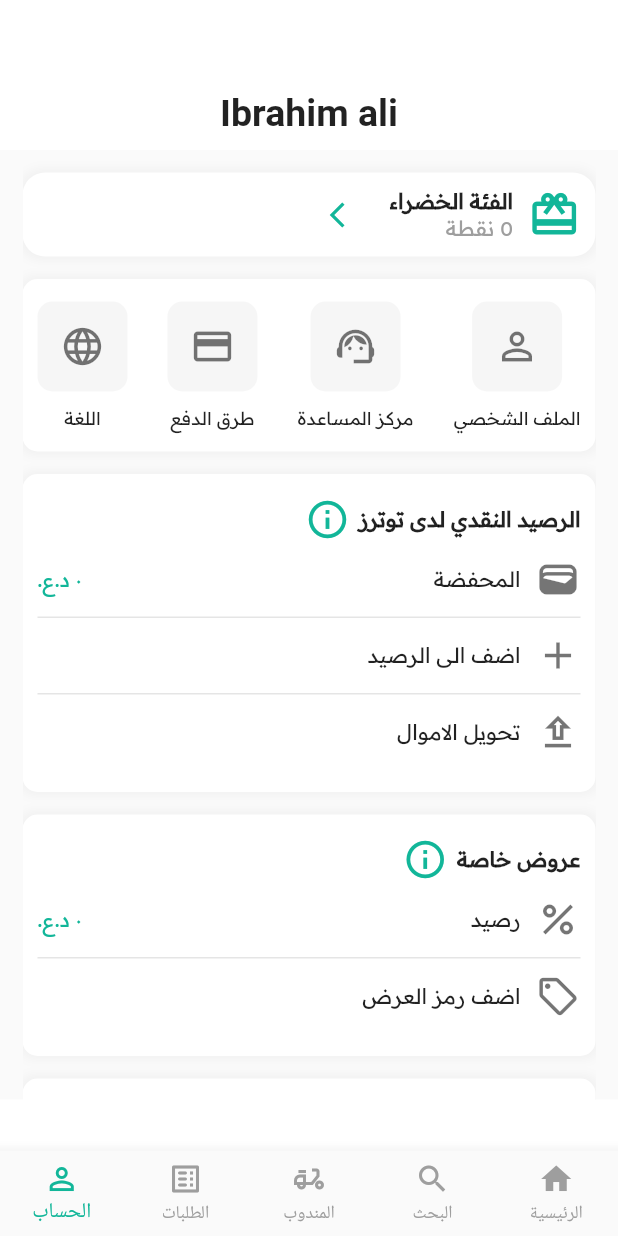
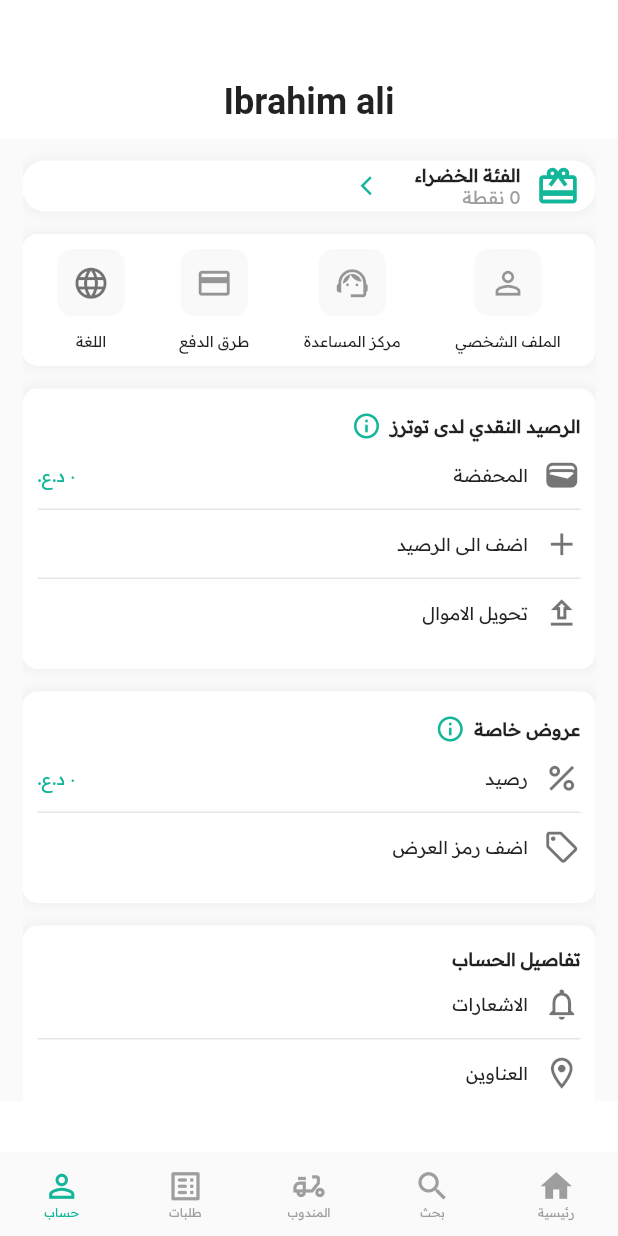
Before and after one commit to vipiq/toters, a Flutter app: the screen it shows after launch, item 5 of the bottom bar chosen, on a phone screen of 412 x 824 dp. Run offline on Flutter 3.47's test engine with Material 2 defaults, Android fonts, the phone set to English and light mode, and no system bars; our stand-ins replace card_swiper; network calls fail.

Commit message:
fix sized

```diff
--- a/lib/home/view.dart
+++ b/lib/home/view.dart
@@ -450,6 +450,7 @@ class _homeState extends State<home> {
                       ],
                     ),
                   ),
+                  SizedBox(width: 8,),
                   Container(
                     padding: EdgeInsets.symmetric(vertical: 5, horizontal: 8),
                     decoration: BoxDecoration(
@@ -464,7 +465,7 @@ class _homeState extends State<home> {
                       ],
                     ),
                   ),
-                  SizedBox(width: 15,),
+                  SizedBox(width: 8,),
                   Container(
                     padding: EdgeInsets.symmetric(horizontal: 10),
                     decoration: BoxDecoration(
@@ -475,7 +476,7 @@ class _homeState extends State<home> {
                       children: [
                         Text("4.9", style: TextStyle(fontWeight: FontWeight.bold, fontFamily: 'readex', fontSize: 10),),
                         SizedBox(width: 5,),
-                        Icon(Icons.star, color: Color(mainColor),)
+                        Icon(Icons.star, color: Color(mainColor), size: 18,)
                       ],
                     ),
                   )
--- a/lib/main.dart
+++ b/lib/main.dart
@@ -1,6 +1,5 @@
 import 'package:flutter/material.dart';
 import 'package:tutrs/navigation/view.dart';
-import 'package:tutrs/splashScreen/view.dart';
 
 void main() {
   runApp(MaterialApp(home: bottombar()));
--- a/lib/navigation/view.dart
+++ b/lib/navigation/view.dart
@@ -32,6 +32,7 @@ class _bottombarState extends State<bottombar> {
       body: pages[currentPage],
       bottomNavigationBar: Directionality(textDirection: TextDirection.rtl,
         child: BottomNavigationBar(
+          elevation: 0,
           onTap: onTap,
           currentIndex: currentPage,
           type: BottomNavigationBarType.fixed,
@@ -39,14 +40,14 @@ class _bottombarState extends State<bottombar> {
           unselectedItemColor: Colors.grey,
           showSelectedLabels: true,
           showUnselectedLabels: true,
-          mouseCursor: MouseCursor.defer,
-          enableFeedback: false,
+          selectedLabelStyle: TextStyle(fontFamily: 'readex', fontSize: 8),
+          unselectedLabelStyle: TextStyle(fontFamily: 'readex', fontSize: 8),
           items: [
-            BottomNavigationBarItem(icon: Icon(Icons.home), label: "الرئيسية"),
-            BottomNavigationBarItem(icon: Icon(Icons.search), label: "البحث"),
-            BottomNavigationBarItem(icon: Icon(Icons.moped_outlined), label: "المندوب"),
-            BottomNavigationBarItem(icon: Icon(Icons.list_alt_rounded), label: "الطلبات"),
-            BottomNavigationBarItem(icon: Icon(Icons.person_outline), label: "الحساب"),
+            BottomNavigationBarItem(icon: Icon(Icons.home, size: 25,), label: "رئيسية"),
+            BottomNavigationBarItem(icon: Icon(Icons.search, size: 25,), label: "بحث"),
+            BottomNavigationBarItem(icon: Icon(Icons.moped_outlined, size: 25,), label: "المندوب"),
+            BottomNavigationBarItem(icon: Icon(Icons.list_alt_rounded, size: 25,), label: "طلبات"),
+            BottomNavigationBarItem(icon: Icon(Icons.person_outline, size: 25,), label: "حساب"),
 
           ],
         ),
--- a/lib/orders/view.dart
+++ b/lib/orders/view.dart
@@ -47,7 +47,7 @@ class _ordersState extends State<orders> {
                           color: Colors.white
                       ),
                       child: Padding(padding: EdgeInsets.only(bottom: 5),
-                        child: Text("طلبات سابقة",style: TextStyle(fontWeight: FontWeight.bold, fontFamily: 'readex', color: isOldOrder ? Colors.black : Colors.grey),),
+                        child: Text("طلبات سابقة",style: TextStyle(fontFamily: 'readex', color: isOldOrder ? Colors.black : Colors.grey),),
                       ),
                     ),
                   ),
@@ -62,7 +62,7 @@ class _ordersState extends State<orders> {
                         border: isOldOrder ? Border(bottom: BorderSide.none) : Border(bottom: BorderSide(width: 1, color: Color(mainColor))),
                       ),
                       child: Padding(padding: EdgeInsets.only(bottom: 5),
-                        child: Text("الطلبات القادمة",style: TextStyle(fontWeight: FontWeight.bold, fontFamily: 'readex', color: isOldOrder ? Colors.grey : Colors.black),),
+                        child: Text("الطلبات القادمة",style: TextStyle(fontFamily: 'readex', color: isOldOrder ? Colors.grey : Colors.black),),
                       ),
                     ),
                   ),
@@ -71,7 +71,7 @@ class _ordersState extends State<orders> {
             ),
 
             Container(
-              height: MediaQuery.of(context).size.height-191,
+              height: MediaQuery.of(context).size.height-190,
               child: Column(
                 mainAxisAlignment: MainAxisAlignment.center,
                 children: [
--- a/lib/profile/view.dart
+++ b/lib/profile/view.dart
@@ -24,23 +24,23 @@ class _profileState extends State<profile> {
 
           children: [
             Container(
-              height: 100,
+              height: 92,
               padding: EdgeInsets.only(bottom: 10),
               width: MediaQuery.of(context).size.width,
               alignment: Alignment.bottomCenter,
-              child:Text("Ibrahim ali", style: TextStyle(fontSize: 25, fontWeight: FontWeight.bold),),
+              child:Text("Ibrahim ali", style: TextStyle(fontSize: 24, fontWeight: FontWeight.bold),),
             ),
 
             Container(
-              height: MediaQuery.of(context).size.height-191,
+              height: MediaQuery.of(context).size.height-182,
               color: Colors.grey.withOpacity(0.05),
               padding: EdgeInsets.symmetric(horizontal: 15),
               child: ListView(
                 padding: EdgeInsets.zero,
                 children: [
                   Container(
-                    width: 200,
-                    padding: EdgeInsets.all(10),
+                    width: MediaQuery.of(context).size.width-300,
+                    padding: EdgeInsets.symmetric(horizontal: 10, vertical: 2),
                     margin: EdgeInsets.symmetric(vertical: 15),
                     decoration: BoxDecoration(
                         color: Colors.white,
@@ -53,22 +53,22 @@ class _profileState extends State<profile> {
                     ),
                     child: Row(
                       children: [
-                        Icon(Icons.card_giftcard_outlined, color: Color(mainColor), size: 35,),
+                        Icon(Icons.card_giftcard_outlined, color: Color(mainColor), size: 30,),
                         Padding(padding: EdgeInsets.only(right: 10, left: 25),
                           child: Column(
                             crossAxisAlignment: CrossAxisAlignment.start,
                             children: [
-                              Text("الفئة الخضراء", style: TextStyle(fontWeight: FontWeight.bold, fontFamily: 'readex'),),
-                              Text("0 نقطة", style: TextStyle(color: Colors.grey, fontFamily: 'readex'),),
+                              Text("الفئة الخضراء", style: TextStyle(fontWeight: FontWeight.bold, fontFamily: 'readex', fontSize: 12),),
+                              Text("0 نقطة", style: TextStyle(color: Colors.grey, fontFamily: 'readex', fontSize: 12),),
                             ],
                           ),
                         ),
-                        Icon(Icons.arrow_forward_ios, color: Color(mainColor), size: 20,)
+                        Icon(Icons.arrow_forward_ios, color: Color(mainColor), size: 15,)
                       ],
                     ),
                   ),
                   Container(
-                    padding: EdgeInsets.symmetric(vertical: 15, horizontal: 10),
+                    padding: EdgeInsets.symmetric(vertical: 10, horizontal: 5),
                     margin: EdgeInsets.only(bottom: 15),
                     decoration: BoxDecoration(
                         color: Colors.white,
@@ -80,62 +80,62 @@ class _profileState extends State<profile> {
                         )]
                     ),
                     child: Row(
-                      mainAxisAlignment: MainAxisAlignment.spaceBetween,
+                      mainAxisAlignment: MainAxisAlignment.spaceAround,
                       children: [
                         Column(
                           children: [
                             Container(
-                              padding: EdgeInsets.all(15),
+                              padding: EdgeInsets.all(10),
                               margin: EdgeInsets.only(bottom: 10),
                               decoration: BoxDecoration(
-                                  color: Colors.grey.withOpacity(0.09),
+                                  color: Colors.grey.withOpacity(0.06),
                                   borderRadius: BorderRadius.circular(10)
                               ),
-                              child: Icon(Icons.person_outline, size: 30, color: Colors.black54,),
+                              child: Icon(Icons.person_outline, size: 25, color: Colors.black.withOpacity(0.4),),
                             ),
-                            Text("الملف الشخصي", style: TextStyle(fontFamily: 'readex', fontSize: 12),)
+                            Text("الملف الشخصي", style: TextStyle(fontFamily: 'readex', fontSize: 10),)
                           ],
                         ),
                         Column(
                           children: [
                             Container(
-                              padding: EdgeInsets.all(15),
+                              padding: EdgeInsets.all(10),
                               margin: EdgeInsets.only(bottom: 10),
                               decoration: BoxDecoration(
-                                  color: Colors.grey.withOpacity(0.09),
+                                  color: Colors.grey.withOpacity(0.06),
                                   borderRadius: BorderRadius.circular(10)
                               ),
-                              child: Icon(Icons.support_agent_outlined, size: 30, color: Colors.black54,),
+                              child: Icon(Icons.support_agent_outlined, size: 25, color: Colors.black.withOpacity(0.4),),
                             ),
-                            Text("مركز المساعدة", style: TextStyle(fontFamily: 'readex', fontSize: 12),)
+                            Text("مركز المساعدة", style: TextStyle(fontFamily: 'readex', fontSize: 10),)
                           ],
                         ),
                         Column(
                           children: [
                             Container(
-                              padding: EdgeInsets.all(15),
+                              padding: EdgeInsets.all(10),
                               margin: EdgeInsets.only(bottom: 10),
                               decoration: BoxDecoration(
-                                  color: Colors.grey.withOpacity(0.09),
+                                  color: Colors.grey.withOpacity(0.06),
                                   borderRadius: BorderRadius.circular(10)
                               ),
-                              child: Icon(Icons.payment_outlined, size: 30, color: Colors.black54,),
+                              child: Icon(Icons.payment_outlined, size: 25, color: Colors.black.withOpacity(0.4),),
                             ),
-                            Text("طرق الدفع", style: TextStyle(fontFamily: 'readex', fontSize: 12),)
+                            Text("طرق الدفع", style: TextStyle(fontFamily: 'readex', fontSize: 10),)
                           ],
                         ),
                         Column(
                           children: [
                             Container(
-                              padding: EdgeInsets.all(15),
+                              padding: EdgeInsets.all(10),
                               margin: EdgeInsets.only(bottom: 10),
                               decoration: BoxDecoration(
-                                  color: Colors.grey.withOpacity(0.09),
+                                  color: Colors.grey.withOpacity(0.06),
                                   borderRadius: BorderRadius.circular(10)
                               ),
-                              child: Icon(Icons.language, size: 30, color: Colors.black54,),
+                              child: Icon(Icons.language, size: 25, color: Colors.black54,),
                             ),
-                            Text("اللغة", style: TextStyle(fontFamily: 'readex', fontSize: 12),)
+                            Text("اللغة", style: TextStyle(fontFamily: 'readex', fontSize: 10),)
                           ],
                         ),
                       ],
@@ -157,9 +157,9 @@ class _profileState extends State<profile> {
                       children: [
                         Row(
                           children: [
-                            Text("الرصيد النقدي لدى توترز", style: TextStyle(fontFamily: 'readex', fontWeight: FontWeight.bold),),
+                            Text("الرصيد النقدي لدى توترز", style: TextStyle(fontFamily: 'readex', fontWeight: FontWeight.bold, fontSize: 12),),
                             SizedBox(width: 6,),
-                            Icon(Icons.info_outline, color: Color(mainColor), size: 30,)
+                            Icon(Icons.info_outline, color: Color(mainColor), size: 20,)
                           ],
                         ),
                         item('المحفضة', Icons.wallet, true, '٠ د.ع.'),
@@ -184,9 +184,9 @@ class _profileState extends State<profile> {
                       children: [
                         Row(
                           children: [
-                            Text("عروض خاصة", style: TextStyle(fontFamily: 'readex', fontWeight: FontWeight.bold),),
+                            Text("عروض خاصة", style: TextStyle(fontFamily: 'readex', fontWeight: FontWeight.bold, fontSize: 12),),
                             SizedBox(width: 6,),
-                            Icon(Icons.info_outline, color: Color(mainColor), size: 30,)
+                            Icon(Icons.info_outline, color: Color(mainColor), size: 20,)
                           ],
                         ),
                         item('رصيد', Icons.percent_outlined, true, '٠ د.ع.'),
@@ -209,7 +209,7 @@ class _profileState extends State<profile> {
                     child: Column(
                       crossAxisAlignment: CrossAxisAlignment.start,
                       children: [
-                        Text("تفاصيل الحساب", style: TextStyle(fontFamily: 'readex', fontWeight: FontWeight.bold),),
+                        Text("تفاصيل الحساب", style: TextStyle(fontFamily: 'readex', fontWeight: FontWeight.bold, fontSize: 12),),
                         item('الاشعارات', Icons.notifications_none_outlined, true, ''),
                         item('العناوين', Icons.location_on_outlined, true, ''),
                         item('اختياراتك', Icons.favorite_border_outlined, true, ''),
@@ -233,7 +233,7 @@ class _profileState extends State<profile> {
                     child: Column(
                       crossAxisAlignment: CrossAxisAlignment.start,
                       children: [
-                        Text("مركز المساعدة", style: TextStyle(fontFamily: 'readex', fontWeight: FontWeight.bold),),
+                        Text("مركز المساعدة", style: TextStyle(fontFamily: 'readex', fontWeight: FontWeight.bold, fontSize: 12),),
                         item('اطلب المساعدة', Icons.support_agent_outlined, true, ''),
                         item('بطاقات المساعدة', Icons.chat_bubble_outline, true, ''),
                         item('قانوني', Icons.low_priority_rounded, true, ''),
@@ -256,9 +256,9 @@ class _profileState extends State<profile> {
                     child: Container(
                       child: Row(
                         children: [
-                          Icon(Icons.login, size: 30, color: Colors.redAccent,),
+                          Icon(Icons.login, size: 25, color: Colors.redAccent,),
                           SizedBox(width: 10,),
-                          Text('تسجيل الخروج', style: TextStyle(fontFamily: 'readex', color: Colors.redAccent,),),
+                          Text('تسجيل الخروج', style: TextStyle(fontFamily: 'readex', color: Colors.redAccent, fontSize: 12),),
                         ],
                       ),
                     ),
@@ -288,13 +288,13 @@ class _profileState extends State<profile> {
           children: [
             Row(
               children: [
-                Icon(itemIcon, size: 30, color: Colors.black54,),
+                Icon(itemIcon, size: 25, color: Colors.black54,),
                 Padding(padding: EdgeInsets.only(right: 10),
-                  child: Text(itemName, style: TextStyle(fontFamily: 'readex'),),
+                  child: Text(itemName, style: TextStyle(fontFamily: 'readex', fontSize: 12),),
                 )
               ],
             ),
-            Text(info, style: TextStyle(fontFamily: 'readex', color: Color(mainColor)),)
+            Text(info, style: TextStyle(fontFamily: 'readex', color: Color(mainColor), fontSize: 12),)
           ],
         ),
       ),
```
Also changed, not shown: lib/delivery/view.dart (+10 -10 lines), lib/search/view.dart (+45 -34 lines).
